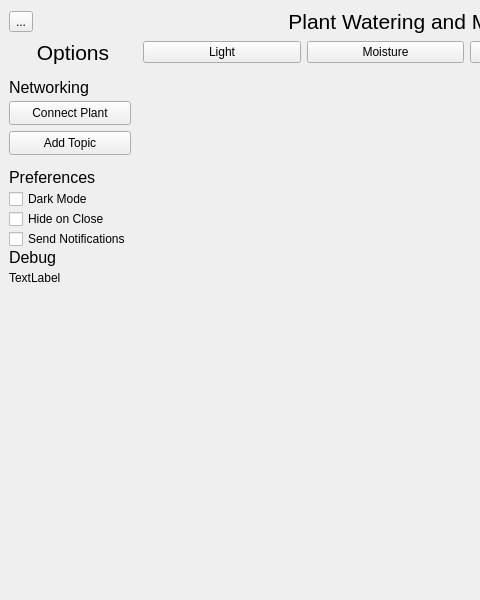
The window that PlantWateringAndMonitoringSystem/mainwindow.ui (AmethystBird/Plant-Watering-And-Monitering-Client) describes before a commit, drawn with Qt 5; both pictures show x 0 to 480 and y 0 to 600 of the 800 by 600 pixel window.
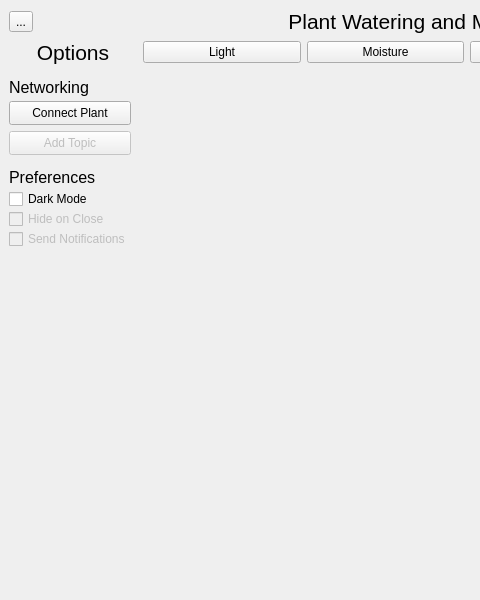
The same window after the commit.

```diff
--- a/PlantWateringAndMonitoringSystem/mainwindow.ui
+++ b/PlantWateringAndMonitoringSystem/mainwindow.ui
@@ -217,6 +217,9 @@
        </property>
       </widget>
       <widget class="QPushButton" name="addTopicButton">
+       <property name="enabled">
+        <bool>false</bool>
+       </property>
        <property name="geometry">
         <rect>
          <x>0</x>
@@ -297,6 +300,9 @@
        </property>
       </widget>
       <widget class="QCheckBox" name="hideOnCloseCheckBox">
+       <property name="enabled">
+        <bool>false</bool>
+       </property>
        <property name="geometry">
         <rect>
          <x>0</x>
@@ -322,6 +328,9 @@
        </property>
       </widget>
       <widget class="QCheckBox" name="sendNotificationsCheckBox">
+       <property name="enabled">
+        <bool>false</bool>
+       </property>
        <property name="geometry">
         <rect>
          <x>0</x>
@@ -346,55 +355,6 @@
         <string>Send Notifications</string>
        </property>
       </widget>
-      <widget class="QLabel" name="telemetryDebugLabel">
-       <property name="geometry">
-        <rect>
-         <x>0</x>
-         <y>200</y>
-         <width>121</width>
-         <height>271</height>
-        </rect>
-       </property>
-       <property name="text">
-        <string>TextLabel</string>
-       </property>
-       <property name="alignment">
-        <set>Qt::AlignLeading|Qt::AlignLeft|Qt::AlignTop</set>
-       </property>
-       <property name="wordWrap">
-        <bool>true</bool>
-       </property>
-      </widget>
-      <widget class="QLabel" name="debugLabel">
-       <property name="geometry">
-        <rect>
-         <x>0</x>
-         <y>170</y>
-         <width>122</width>
-         <height>32</height>
-        </rect>
-       </property>
-       <property name="sizePolicy">
-        <sizepolicy hsizetype="Fixed" vsizetype="Fixed">
-         <horstretch>0</horstretch>
-         <verstretch>0</verstretch>
-        </sizepolicy>
-       </property>
-       <property name="maximumSize">
-        <size>
-         <width>128</width>
-         <height>32</height>
-        </size>
-       </property>
-       <property name="font">
-        <font>
-         <pointsize>12</pointsize>
-        </font>
-       </property>
-       <property name="text">
-        <string>Debug</string>
-       </property>
-      </widget>
      </widget>
     </item>
    </layout>
```
